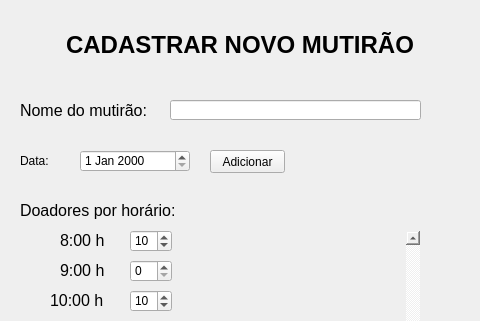
lucasdepaula/sbvbproject, file dev/sangueDaUFRJ/newdrive.ui: the form before one commit; both pictures show x 0 to 480 and y 0 to 321 of the 480 by 485 pixel window.
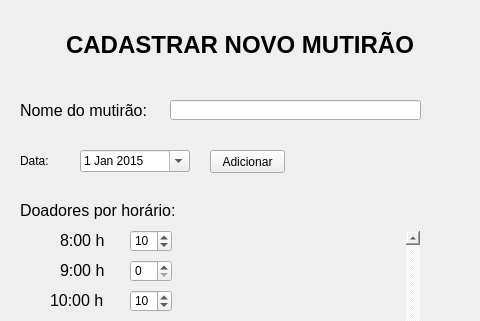
The form after the commit. Icons and pictures are not drawn.

Commit message:
Changed icon, added popup calendar
Did the things written above.

What changed in the file:
```diff
--- a/dev/sangueDaUFRJ/newdrive.ui
+++ b/dev/sangueDaUFRJ/newdrive.ui
@@ -118,6 +118,28 @@
       <height>22</height>
      </rect>
     </property>
+    <property name="autoFillBackground">
+     <bool>false</bool>
+    </property>
+    <property name="frame">
+     <bool>true</bool>
+    </property>
+    <property name="dateTime">
+     <datetime>
+      <hour>8</hour>
+      <minute>0</minute>
+      <second>0</second>
+      <year>2015</year>
+      <month>1</month>
+      <day>1</day>
+     </datetime>
+    </property>
+    <property name="currentSection">
+     <enum>QDateTimeEdit::DaySection</enum>
+    </property>
+    <property name="calendarPopup">
+     <bool>true</bool>
+    </property>
    </widget>
    <widget class="QLabel" name="label_2">
     <property name="geometry">
```
Left out of the diff: 4 changed lines with no effect on the pictures. The commit also changes 58 other files.
